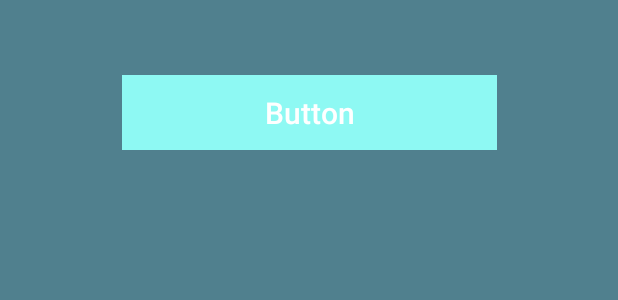
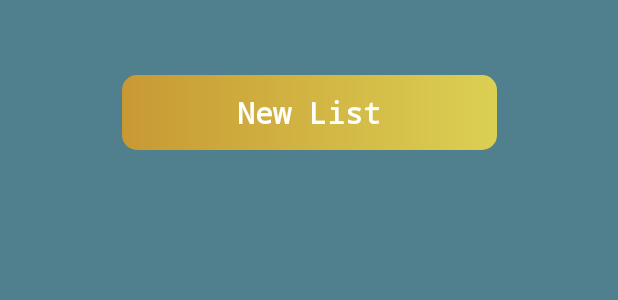
Before and after one commit to gyarab/poznavacka, an Android app: the layout activity_welcome.xml on its own in the app's theme, with its tools: preview values and no code run, on a phone screen of 412 x 824 dp. Shown: the top 300 px of the screen. Run offline under Robolectric (Android 15) with nearby library versions, the phone set to English and light mode, and no system bars.

Commit message:
welcome activity -> switch activity new welcome activity

```diff
--- a/app/build.gradle
+++ b/app/build.gradle
@@ -2,11 +2,11 @@ apply plugin: 'com.android.application'
 apply plugin: 'com.google.gms.google-services'
 
 android {
-    compileSdkVersion 28
+    compileSdkVersion 29
     defaultConfig {
         applicationId "com.example.timad.poznavacka"
         minSdkVersion 18
-        targetSdkVersion 28
+        targetSdkVersion 29
         versionCode 2
         versionName "1.2"
         testInstrumentationRunner "androidx.test.runner.AndroidJUnitRunner"
@@ -27,7 +27,7 @@ repositories {
 
 dependencies {
     implementation fileTree(dir: 'libs', include: ['*.jar'])
-    implementation 'androidx.appcompat:appcompat:1.0.0'
+    implementation 'androidx.appcompat:appcompat:1.1.0'
     implementation 'com.google.android.material:material:1.0.0'
     implementation 'androidx.constraintlayout:constraintlayout:1.1.3'
     implementation 'com.google.firebase:firebase-storage:16.0.4'
--- a/app/src/main/AndroidManifest.xml
+++ b/app/src/main/AndroidManifest.xml
@@ -4,7 +4,7 @@
     package="com.example.timad.poznavacka">
 
     <application
-        android:allowBackup="true"
+        android:allowBackup="false"
         android:hardwareAccelerated="false"
         android:largeHeap="true"
         android:icon="@drawable/brinkos_ic_launcher"
@@ -27,7 +27,6 @@
             <intent-filter>
                 <action android:name="android.intent.action.MAIN" />
                 <action android:name="android.intent.action.VIEW" />
-
                 <category android:name="android.intent.category.LAUNCHER" />
             </intent-filter>
         </activity>
--- a/app/src/main/java/com/example/timad/poznavacka/SwitchActivity.java
+++ b/app/src/main/java/com/example/timad/poznavacka/SwitchActivity.java
@@ -4,7 +4,6 @@ import android.content.Intent;
 import android.media.MediaPlayer;
 import android.os.Bundle;
 import android.os.Handler;
-import androidx.appcompat.app.AppCompatActivity;
 import android.view.View;
 import android.widget.ImageButton;
 import android.widget.Switch;
@@ -12,6 +11,8 @@ import android.widget.Switch;
 import com.google.firebase.storage.StorageReference;
 
 import java.util.ArrayList;
+
+import androidx.appcompat.app.AppCompatActivity;
 
 
 public class SwitchActivity extends AppCompatActivity {
--- a/app/src/main/res/drawable/custom_button.xml
+++ b/app/src/main/res/drawable/custom_button.xml
@@ -1,6 +1,10 @@
 <?xml version="1.0" encoding="utf-8"?>
 <shape xmlns:android="http://schemas.android.com/apk/res/android" android:shape="rectangle">
 
-    <solid android:color="@color/colorButton" />
+    <gradient
+        android:startColor="#C89933"
+        android:endColor="@color/colorButton" />
+
+    <corners android:radius="10dp" />
 
 </shape>
--- a/app/src/main/res/layout/activity_main.xml
+++ b/app/src/main/res/layout/activity_main.xml
@@ -44,8 +44,7 @@
         tools:srcCompat="@tools:sample/avatars" />
 
 
-
-    <com.makeramen.roundedimageview.RoundedImageView xmlns:app="http://schemas.android.com/apk/res-auto"
+    <com.makeramen.roundedimageview.RoundedImageView
         android:id="@+id/imageView"
         android:layout_width="330dp"
         android:layout_height="wrap_content"
--- a/app/src/main/res/layout/activity_switch.xml
+++ b/app/src/main/res/layout/activity_switch.xml
@@ -32,7 +32,7 @@
         app:layout_constraintBottom_toBottomOf="parent"
         app:layout_constraintEnd_toEndOf="parent"
         app:layout_constraintStart_toStartOf="parent"
-        android:contentDescription="@string/startmainactivitybutton" />
+        android:contentDescription="@string/start_main_activity_button" />
 
     <Switch
         android:id="@+id/switch1"
--- a/app/src/main/res/layout/activity_welcome.xml
+++ b/app/src/main/res/layout/activity_welcome.xml
@@ -8,16 +8,19 @@
     tools:context=".WelcomeActivity">
 
     <Button
-        android:id="@+id/button"
+        android:id="@+id/buttonNewList"
         android:layout_width="250dp"
         android:layout_height="50dp"
         android:layout_marginTop="50dp"
-        android:text="Button"
+        app:layout_constraintEnd_toEndOf="parent"
+        app:layout_constraintStart_toStartOf="parent"
+        app:layout_constraintTop_toTopOf="parent"
+        android:text="@string/button_new_list"
         android:textAllCaps="false"
         android:textSize="20sp"
         android:textColor="#FFFFFF"
-        android:background="@drawable/custom_button"
-        app:layout_constraintEnd_toEndOf="parent"
-        app:layout_constraintStart_toStartOf="parent"
-        app:layout_constraintTop_toTopOf="parent" />
+        android:textStyle="bold"
+        android:typeface="monospace"
+        android:background="@drawable/custom_button" />
+
 </androidx.constraintlayout.widget.ConstraintLayout>
--- a/app/src/main/res/values/colors.xml
+++ b/app/src/main/res/values/colors.xml
@@ -1,7 +1,7 @@
 <?xml version="1.0" encoding="utf-8"?>
 <resources>
     <color name="colorPrimary">#50808E</color>
-    <color name="colorButton">#8EF9F3</color>
+    <color name="colorButton">#DBD053</color>
     <color name="colorPrimaryDark">#00574B</color>
     <color name="colorAccent">#D81B60</color>
 
--- a/app/src/main/res/values/strings.xml
+++ b/app/src/main/res/values/strings.xml
@@ -9,5 +9,6 @@
     <string name="switch3">Ptáci - 1</string>
     <string name="switch4">Ptáci - 2</string>
     <string name="switch5">Ptáci - 3</string>
-    <string name="startmainactivitybutton">startMainActivityButton</string>
+    <string name="start_main_activity_button">startMainActivityButton</string>
+    <string name="button_new_list">New List</string>
 </resources>
```
Also changed, not shown: app/src/main/java/com/example/timad/poznavacka/MainActivity.java (+5 -3 lines), app/src/main/java/com/example/timad/poznavacka/WelcomeActivity.java (+16 -0 lines).
